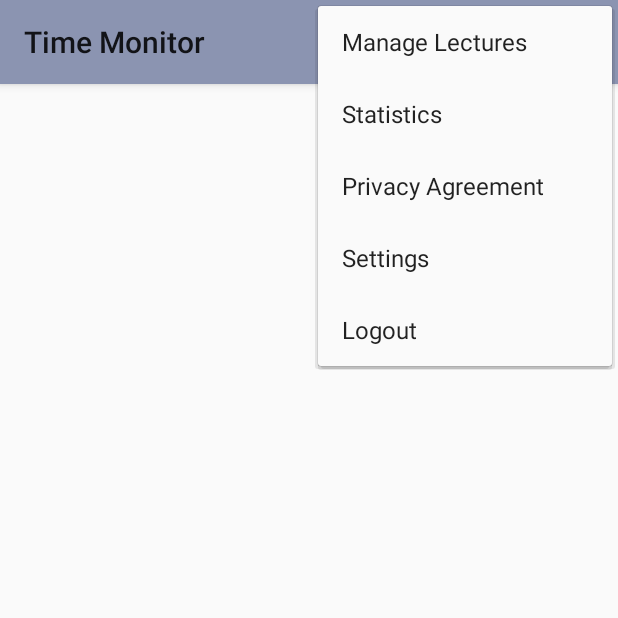
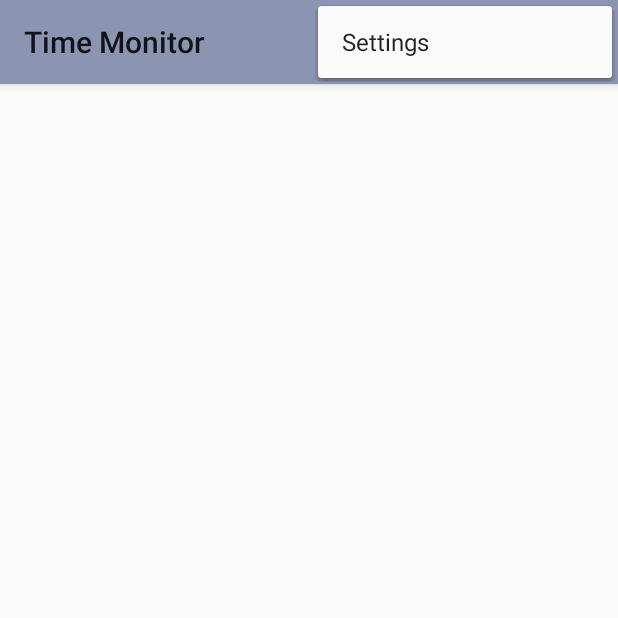
Before and after one commit to albrechtjan/workload-android, an Android app: the screen it shows after launch (calendar), with the options menu open, on a phone screen of 412 x 824 dp, the top half of it. Run offline under Robolectric (Android 15) with nearby library versions, the phone set to English and light mode, and no system bars; 5 statements that could not run were skipped.

Commit message:
creating new activity that lists the lectures

```diff
--- a/android/workload/app/src/main/java/com/gmail/konstantin/schubert/workload/calendar.java
+++ b/android/workload/app/src/main/java/com/gmail/konstantin/schubert/workload/calendar.java
@@ -2,17 +2,16 @@ package com.gmail.konstantin.schubert.workload;
 
 import android.app.Activity;
 
+import android.content.Intent;
 import android.os.Bundle;
 import android.view.Menu;
 import android.view.MenuItem;
 import android.view.View;
-import android.widget.AdapterView;
 import android.widget.GridView;
-import android.widget.Toast;
-import android.widget.AdapterView.OnItemClickListener;
 
 
 public class calendar extends Activity {
+
 
 
 
@@ -48,4 +47,5 @@ public class calendar extends Activity {
 
         return super.onOptionsItemSelected(item);
     }
+
 }
--- a/android/workload/app/src/main/res/layout/week_button.xml
+++ b/android/workload/app/src/main/res/layout/week_button.xml
@@ -1,8 +1,8 @@
 <?xml version="1.0" encoding="utf-8"?>
-<Button xmlns:android="http://schemas.android.com/apk/res/android"
+<com.gmail.konstantin.schubert.workload.WeekButton
+    xmlns:android="http://schemas.android.com/apk/res/android"
     android:layout_width="@dimen/week_button_size"
     android:layout_height="@dimen/week_button_size"
     android:id="@+id/week_button"
     android:backgroundTint="@color/primary_bright"
-    android:minHeight="@dimen/week_button_size">
-</Button>
+    android:minHeight="@dimen/week_button_size"/>
--- a/android/workload/app/src/main/res/menu/menu_main.xml
+++ b/android/workload/app/src/main/res/menu/menu_main.xml
@@ -1,30 +1,7 @@
 <menu xmlns:android="http://schemas.android.com/apk/res/android"
     xmlns:app="http://schemas.android.com/apk/res-auto"
     xmlns:tools="http://schemas.android.com/tools"
-    tools:context=".calendar">
-    <item
-        android:id="@+id/action_manage_lectures"
-        android:title="@string/action_manage_lectures"
-        android:orderInCategory="100"
-        app:showAsAction="never" />
-    <item
-        android:id="@+id/action_my_statistics"
-        android:title="@string/action_my_statistics"
-        android:orderInCategory="100"
-        app:showAsAction="never" />
-    <item
-        android:id="@+id/action_privacy_agreement"
-        android:title="@string/action_privacy_agreement"
-        android:orderInCategory="100"
-        app:showAsAction="never" />
-    <item
-        android:id="@+id/action_settings"
-        android:title="@string/action_settings"
-        android:orderInCategory="100"
-        app:showAsAction="never" />
-    <item
-        android:id="@+id/action_logout"
-        android:title="@string/action_logout"
-        android:orderInCategory="100"
-        app:showAsAction="never" />
+    tools:context="com.gmail.konstantin.schubert.workload.SelectLecture">
+    <item android:id="@+id/action_settings" android:title="@string/action_settings"
+        android:orderInCategory="100" app:showAsAction="never" />
 </menu>
--- a/android/workload/app/src/main/res/values/strings.xml
+++ b/android/workload/app/src/main/res/values/strings.xml
@@ -9,4 +9,5 @@
     <string name="action_logout">Logout</string>
     <string name="title_activity_calendar">Time Monitor</string>
     <string name="shibboleth_authenticator">Shibboleth TU Dresden</string>
+    <string name="title_activity_select_lecture">SelectLecture</string>
 </resources>
```
Also changed, not shown: android/workload/app/src/main/AndroidManifest.xml (+17 -7 lines), android/workload/app/src/main/java/com/gmail/konstantin/schubert/workload/SelectLecture.java (added, +74 -0 lines), android/workload/app/src/main/java/com/gmail/konstantin/schubert/workload/Week.java (+13 -0 lines), android/workload/app/src/main/java/com/gmail/konstantin/schubert/workload/WeekButton.java (added, +28 -0 lines), android/workload/app/src/main/java/com/gmail/konstantin/schubert/workload/WeekButtonAdapter.java (+27 -6 lines), android/workload/app/src/main/res/layout/activity_select_lecture.xml (added, +18 -0 lines), 1 other file.
